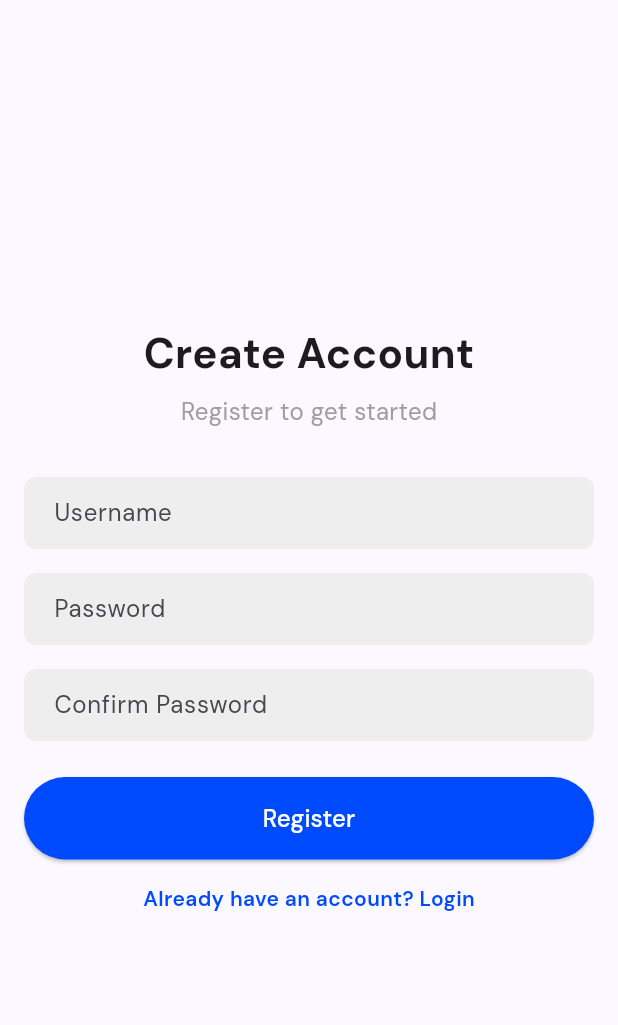
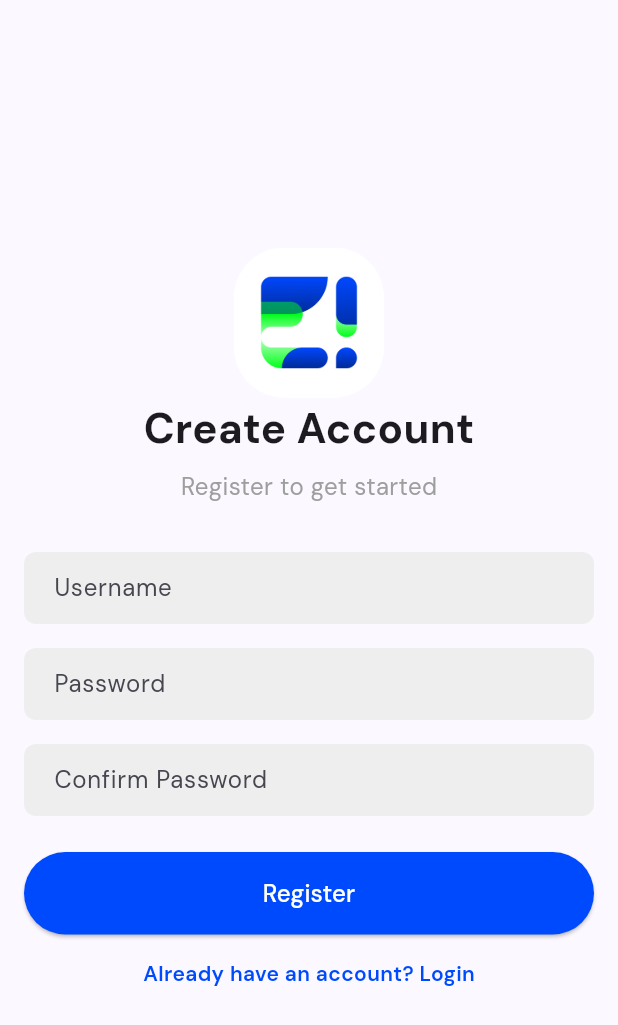
Before and after one commit to F6PBP/eventyog-mobile, a Flutter app: the screen it shows after launch, after a tap on an icon or button, on a phone screen of 412 x 824 dp. Shown: the top 1025 px of the screen. Run offline on Flutter 3.47's test engine with Material 3 defaults, Android fonts, the phone set to English and light mode, and no system bars; our stand-ins replace carousel_slider, dio, flutter_dotenv, google_fonts, image_picker, multi_select_flutter; missing offline and left inert: pbp_django_auth; network calls fail.

Commit message:
fix: login page and register page

```diff
--- a/lib/models/ProfileModel.dart
+++ b/lib/models/ProfileModel.dart
@@ -39,7 +39,7 @@ class Data {
   String email;
   DateTime dateJoined;
   String bio;
-  String imageUrl;
+  String? imageUrl;
   String? categories;
 
   Data({
@@ -48,7 +48,7 @@ class Data {
     required this.email,
     required this.dateJoined,
     required this.bio,
-    required this.imageUrl,
+    this.imageUrl,
     this.categories,
   });
 
--- a/lib/pages/auth/login.dart
+++ b/lib/pages/auth/login.dart
@@ -49,6 +49,11 @@ class _LoginPageState extends State<LoginPage> {
           child: Column(
             mainAxisAlignment: MainAxisAlignment.center,
             children: [
+              Image.asset(
+                'assets/icon/icon.png',
+                height: 100.0,
+              ),
+              const SizedBox(height: 24.0),
               const Text(
                 'Welcome Back',
                 style: TextStyle(
--- a/lib/pages/auth/register.dart
+++ b/lib/pages/auth/register.dart
@@ -29,6 +29,10 @@ class _RegisterPageState extends State<RegisterPage> {
           child: Column(
             mainAxisAlignment: MainAxisAlignment.center,
             children: [
+              Image.asset(
+                'assets/icon/icon.png',
+                height: 100.0,
+              ),
               const Text(
                 'Create Account',
                 style: TextStyle(
@@ -111,7 +115,7 @@ class _RegisterPageState extends State<RegisterPage> {
                         ),
                       );
 
-                      await request
+                      final response = await request
                           .login("http://10.0.2.2:8000/api/auth/login/", {
                         'username': username,
                         'password': password1,
```
Also changed, not shown: lib/pages/auth/edit_profile.dart (+15 -10 lines), lib/pages/auth/profile.dart (+10 -1 lines), lib/pages/home/index.dart (+5 -3 lines), pubspec.yaml (+4 -3 lines).
